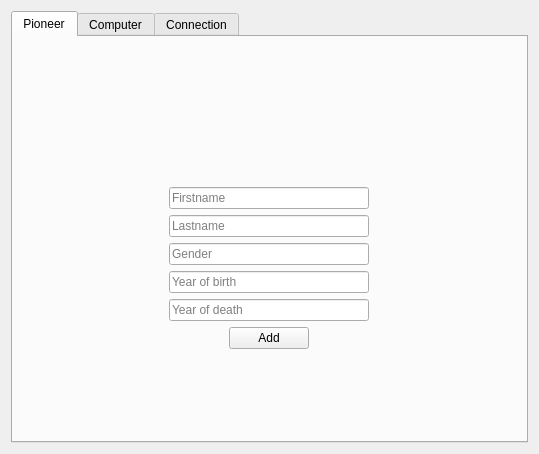
The window that hoopergui/add_widget.ui (VLN1-15-30/fall-project) describes before a commit, drawn with Qt 5.
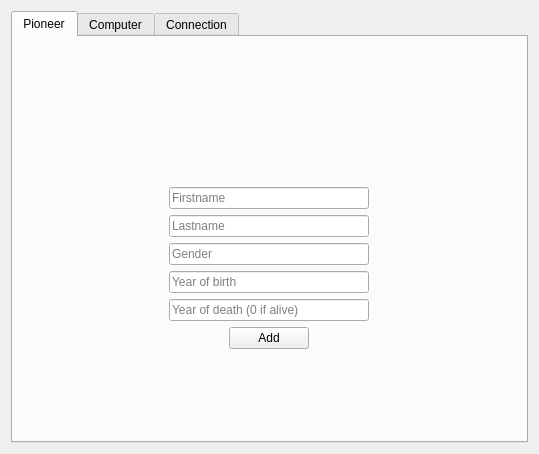
The same window after the commit. Icons and pictures are not drawn.

The edit to the form file:
```diff
--- a/hoopergui/add_widget.ui
+++ b/hoopergui/add_widget.ui
@@ -132,7 +132,7 @@
           </size>
          </property>
          <property name="placeholderText">
-          <string>Year of death</string>
+          <string>Year of death (0 if alive)</string>
          </property>
         </widget>
        </item>
```
